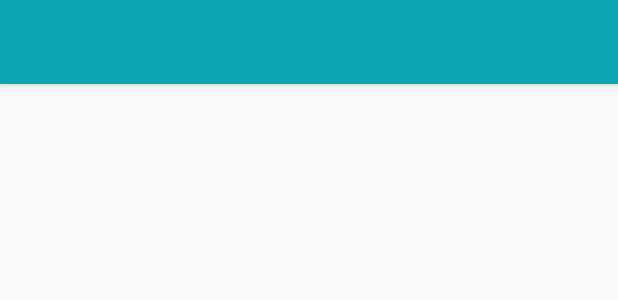
After one commit to shahrukhktk/AID-Uneducated-App, an Android app: the layout toolbar.xml on its own in the app's theme, with its tools: preview values and no code run, on a phone screen of 412 x 824 dp. The commit adds this screen. Shown: the top 300 px of the screen. Run offline under Robolectric (Android 15) with nearby library versions, the phone set to English and light mode, and no system bars.

Commit message:
MainActivity - XML Working

```diff
--- /dev/null
+++ b/app/src/main/res/layout/toolbar.xml
@@ -0,0 +1,11 @@
+<?xml version="1.0" encoding="utf-8"?>
+<androidx.appcompat.widget.Toolbar
+    xmlns:android="http://schemas.android.com/apk/res/android"
+    xmlns:app="http://schemas.android.com/apk/res-auto"
+    xmlns:tools="http://schemas.android.com/tools"
+    android:orientation="vertical"
+    android:layout_width="match_parent"
+    android:layout_height="wrap_content"
+    android:background="@color/colorPrimary"
+    android:elevation="4dp"
+    />
--- a/app/src/main/res/values/strings.xml
+++ b/app/src/main/res/values/strings.xml
@@ -2,4 +2,5 @@
     <string name="app_name">AID Uneducated DeafDumb</string>
     <string name="title_text">AID Uneducated DEAF-DUMB</string>
     <string name="slogan_text">we improve your DEAF-DUMB Learning</string>
+    <string name="marks">Marks</string>
 </resources>
```
Also changed, not shown: app/src/main/res/layout/activity_main.xml (+17 -2 lines), app/src/main/res/menu/main.xml (added, +10 -0 lines).
